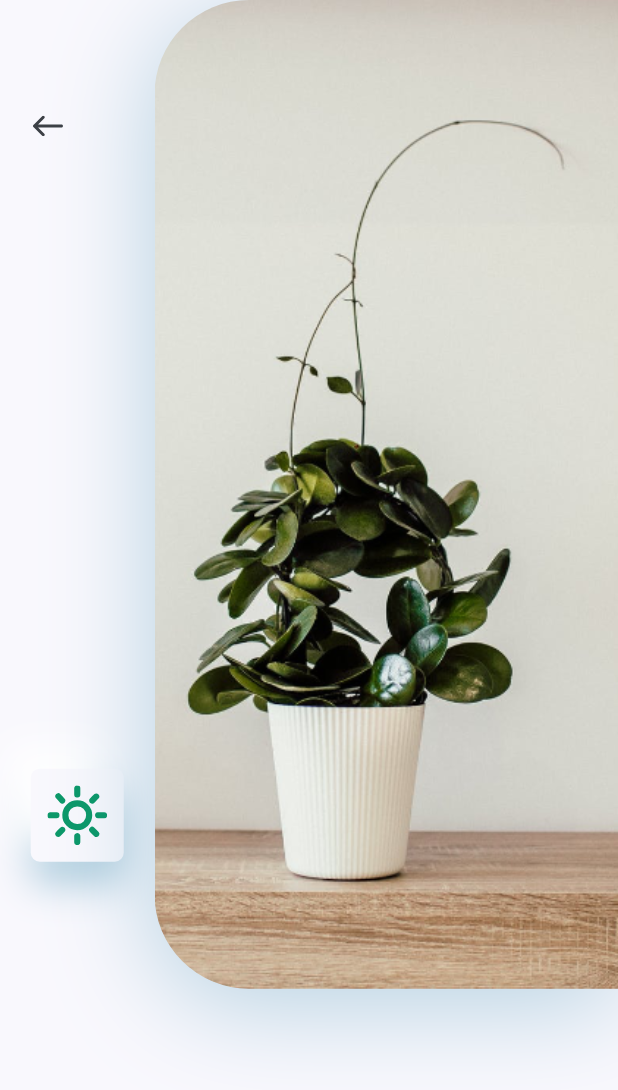
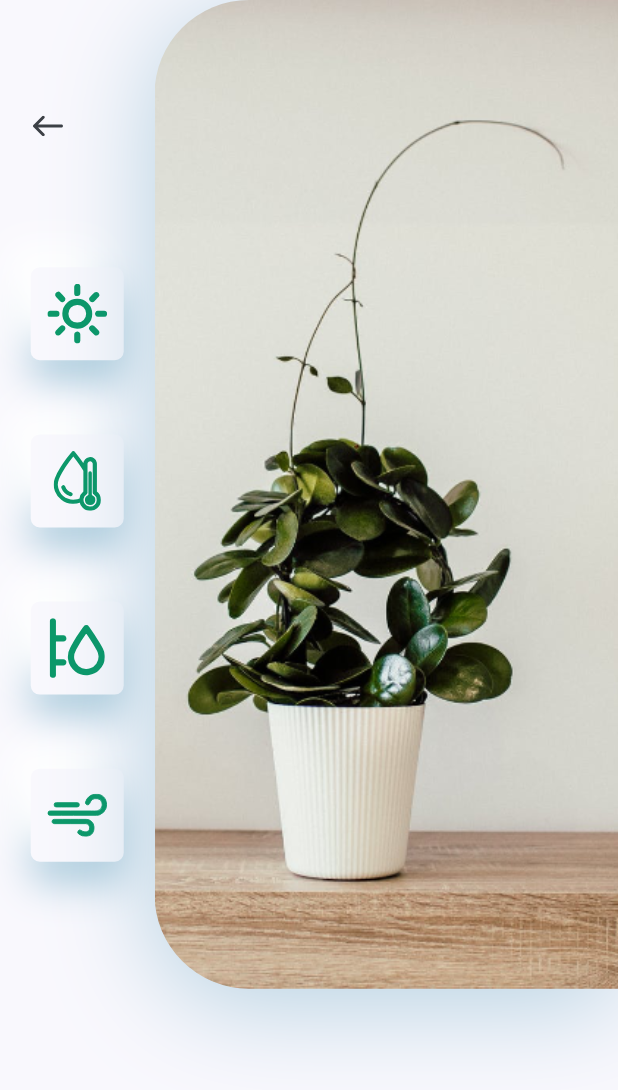
Before and after one commit to Azzamubaidillah/Plant-App, a Flutter app: the DetailsScreen screen opened directly, on a phone screen of 412 x 824 dp. Shown: the top 1090 px of the screen. Run offline on Flutter 3.47's test engine with Material 2 defaults, Android fonts, the phone set to English and light mode, and no system bars; our stand-ins replace flutter_svg.

Commit message:
organize icon card component to new file

```diff
--- a/lib/screens/details/components/body.dart
+++ b/lib/screens/details/components/body.dart
@@ -1,6 +1,8 @@
 import 'package:flutter/material.dart';
 import 'package:flutter_svg/flutter_svg.dart';
 import 'package:plant_application/constants.dart';
+
+import 'icon_card.dart';
 
 class Body extends StatelessWidget {
   const Body({Key? key}) : super(key: key);
@@ -34,7 +36,10 @@ class Body extends StatelessWidget {
                         ),
                       ),
                       const Spacer(),
-                      const IconCard(),
+                      const IconCard(icon: "assets/icons/sun.svg"),
+                      const IconCard(icon: "assets/icons/icon_2.svg"),
+                      const IconCard(icon: "assets/icons/icon_3.svg"),
+                      const IconCard(icon: "assets/icons/icon_4.svg"),
                     ],
                   ),
                 ),
@@ -67,38 +72,3 @@ class Body extends StatelessWidget {
     );
   }
 }
-
-class IconCard extends StatelessWidget {
-  const IconCard({
-    Key? key,
-  }) : super(key: key);
-
-  @override
-  Widget build(BuildContext context) {
-    Size size = MediaQuery.of(context).size;
-
-    return Container(
-      margin: EdgeInsets.symmetric(vertical: size.height * 0.03),
-      padding: const EdgeInsets.all(kDefaultPadding / 1.8),
-      height: 62,
-      width: 62,
-      decoration: BoxDecoration(
-        color: kBackgroundColor,
-        borderRadius: BorderRadius.circular(6),
-        boxShadow: [
-          BoxShadow(
-            offset: const Offset(0, 15),
-            blurRadius: 22,
-            color: kPrimaryColor.withOpacity(0.29),
-          ),
-          const BoxShadow(
-            offset: Offset(-15, -15),
-            blurRadius: 20,
-            color: Colors.white,
-          ),
-        ],
-      ),
-      child: SvgPicture.asset("assets/icons/sun.svg"),
-    );
-  }
-}
--- /dev/null
+++ b/lib/screens/details/components/icon_card.dart
@@ -0,0 +1,41 @@
+import 'package:flutter/material.dart';
+import 'package:flutter_svg/svg.dart';
+import 'package:plant_application/constants.dart';
+
+class IconCard extends StatelessWidget {
+  const IconCard({
+    Key? key,
+    required this.icon,
+  }) : super(key: key);
+
+  final String icon;
+
+  @override
+  Widget build(BuildContext context) {
+    Size size = MediaQuery.of(context).size;
+
+    return Container(
+      margin: EdgeInsets.symmetric(vertical: size.height * 0.03),
+      padding: const EdgeInsets.all(kDefaultPadding / 1.8),
+      height: 62,
+      width: 62,
+      decoration: BoxDecoration(
+        color: kBackgroundColor,
+        borderRadius: BorderRadius.circular(6),
+        boxShadow: [
+          BoxShadow(
+            offset: const Offset(0, 15),
+            blurRadius: 22,
+            color: kPrimaryColor.withOpacity(0.29),
+          ),
+          const BoxShadow(
+            offset: Offset(-15, -15),
+            blurRadius: 20,
+            color: Colors.white,
+          ),
+        ],
+      ),
+      child: SvgPicture.asset(icon),
+    );
+  }
+}
```
